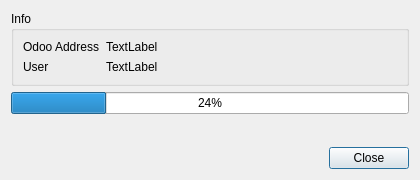
This is src/window/processwindow.ui in seedoo/firmadigitale-client as Qt 5 draws it before an edit. The edited form follows.
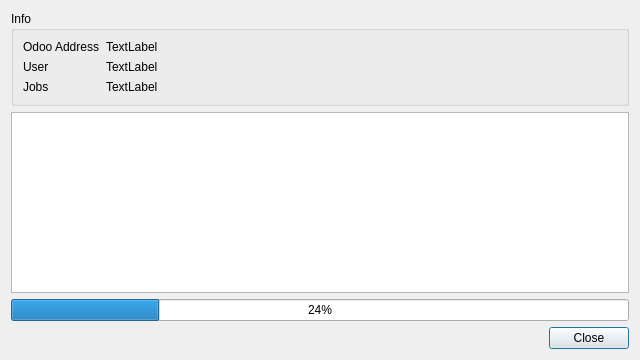
This is the edited form.

Patch:
```diff
--- a/src/window/processwindow.ui
+++ b/src/window/processwindow.ui
@@ -9,14 +9,14 @@
             <rect>
                 <x>0</x>
                 <y>0</y>
-                <width>420</width>
-                <height>180</height>
+    <width>640</width>
+    <height>360</height>
             </rect>
         </property>
         <property name="maximumSize">
             <size>
-                <width>420</width>
-                <height>180</height>
+    <width>640</width>
+    <height>360</height>
             </size>
         </property>
         <property name="windowTitle">
@@ -32,6 +32,9 @@
                         <string>Info</string>
                     </property>
                     <layout class="QFormLayout" name="formLayout">
+      <property name="formAlignment">
+       <set>Qt::AlignLeading|Qt::AlignLeft|Qt::AlignVCenter</set>
+      </property>
                         <item row="0" column="0">
                             <widget class="QLabel" name="addressLabel">
                                 <property name="text">
@@ -60,9 +63,35 @@
                                 </property>
                             </widget>
                         </item>
+      <item row="2" column="0">
+       <widget class="QLabel" name="jobsLabel">
+        <property name="text">
+         <string>Jobs</string>
+        </property>
+       </widget>
+      </item>
+      <item row="2" column="1">
+       <widget class="QLabel" name="jobsValue">
+        <property name="text">
+         <string>TextLabel</string>
+        </property>
+       </widget>
+      </item>
                     </layout>
                 </widget>
             </item>
+   <item>
+    <widget class="QTextEdit" name="logText">
+     <property name="font">
+      <font>
+       <family>DejaVu Sans Mono</family>
+      </font>
+     </property>
+     <property name="readOnly">
+      <bool>true</bool>
+     </property>
+    </widget>
+   </item>
             <item>
                 <widget class="QProgressBar" name="progressBar">
                     <property name="value">
@@ -70,19 +99,6 @@
                     </property>
                 </widget>
             </item>
-            <item>
-                <spacer name="verticalSpacer">
-                    <property name="orientation">
-                        <enum>Qt::Vertical</enum>
-                    </property>
-                    <property name="sizeHint" stdset="0">
-                        <size>
-                            <width>20</width>
-                            <height>40</height>
-                        </size>
-                    </property>
-                </spacer>
-            </item>
             <item>
                 <widget class="QDialogButtonBox" name="buttonBox">
                     <property name="standardButtons">
```
Lines whose indentation alone changed are shown as unchanged.
